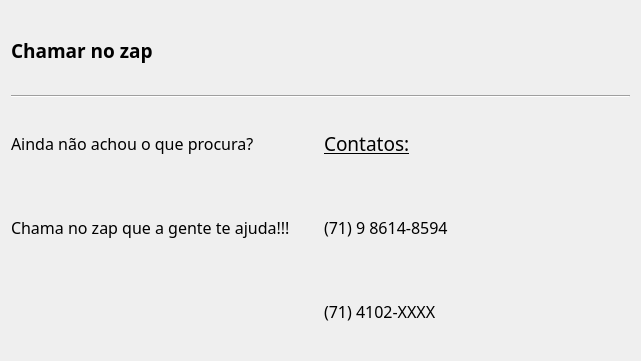
Above: view/zap.ui from imora97/Sistema-para-doceria before the change. Below: the same form after it.
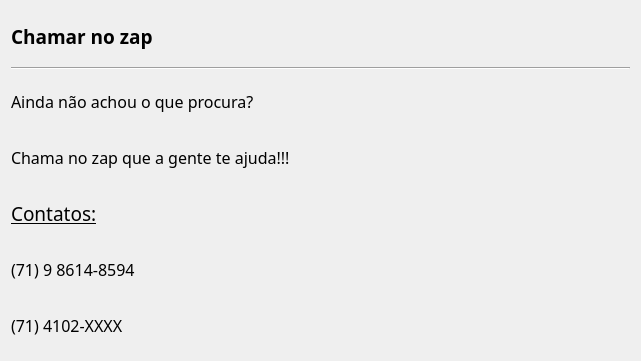
That is the form after the change.

Diff of the .ui file:
```diff
--- a/view/zap.ui
+++ b/view/zap.ui
@@ -13,8 +13,8 @@
   <property name="windowTitle">
    <string>Form</string>
   </property>
-  <layout class="QGridLayout" name="gridLayout">
-   <item row="0" column="0">
+  <layout class="QVBoxLayout" name="verticalLayout">
+   <item>
     <widget class="QLabel" name="label">
      <property name="font">
       <font>
@@ -29,14 +29,14 @@
      </property>
     </widget>
    </item>
-   <item row="1" column="0" colspan="2">
+   <item>
     <widget class="Line" name="line">
      <property name="orientation">
       <enum>Qt::Horizontal</enum>
      </property>
     </widget>
    </item>
-   <item row="2" column="0">
+   <item>
     <widget class="QLabel" name="label_2">
      <property name="font">
       <font>
@@ -49,7 +49,20 @@
      </property>
     </widget>
    </item>
-   <item row="2" column="1">
+   <item>
+    <widget class="QLabel" name="label_3">
+     <property name="font">
+      <font>
+       <family>Segoe Print</family>
+       <pointsize>12</pointsize>
+      </font>
+     </property>
+     <property name="text">
+      <string>Chama no zap que a gente te ajuda!!!</string>
+     </property>
+    </widget>
+   </item>
+   <item>
     <widget class="QLabel" name="label_6">
      <property name="font">
       <font>
@@ -65,20 +78,7 @@
      </property>
     </widget>
    </item>
-   <item row="3" column="0">
-    <widget class="QLabel" name="label_3">
-     <property name="font">
-      <font>
-       <family>Segoe Print</family>
-       <pointsize>12</pointsize>
-      </font>
-     </property>
-     <property name="text">
-      <string>Chama no zap que a gente te ajuda!!!</string>
-     </property>
-    </widget>
-   </item>
-   <item row="3" column="1">
+   <item>
     <widget class="QLabel" name="label_4">
      <property name="font">
       <font>
@@ -91,7 +91,7 @@
      </property>
     </widget>
    </item>
-   <item row="4" column="1">
+   <item>
     <widget class="QLabel" name="label_5">
      <property name="font">
       <font>
```
